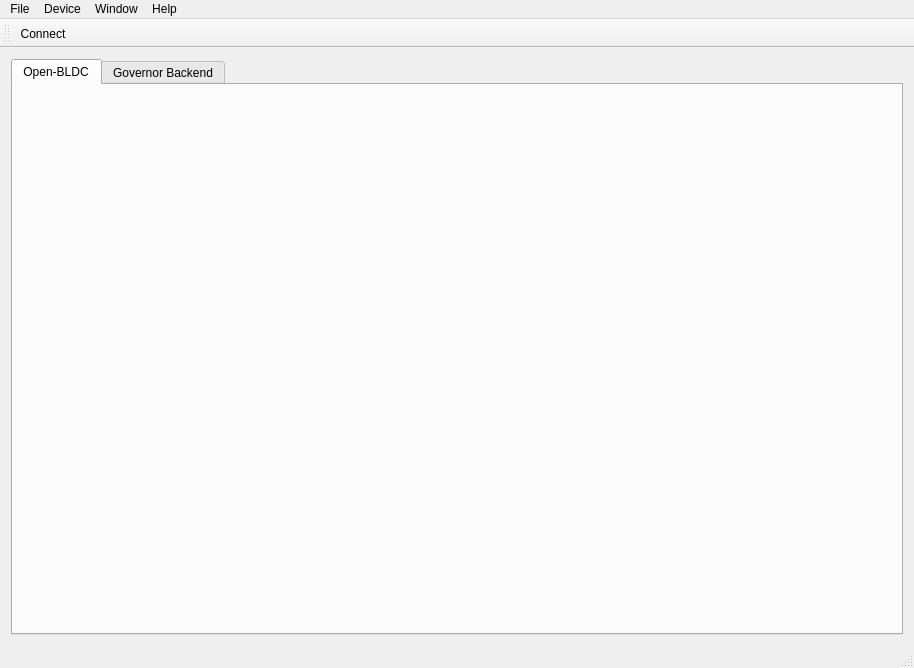
Qt form source/qgovernor/mainwindow.ui (esden/open-bldc) before a commit.
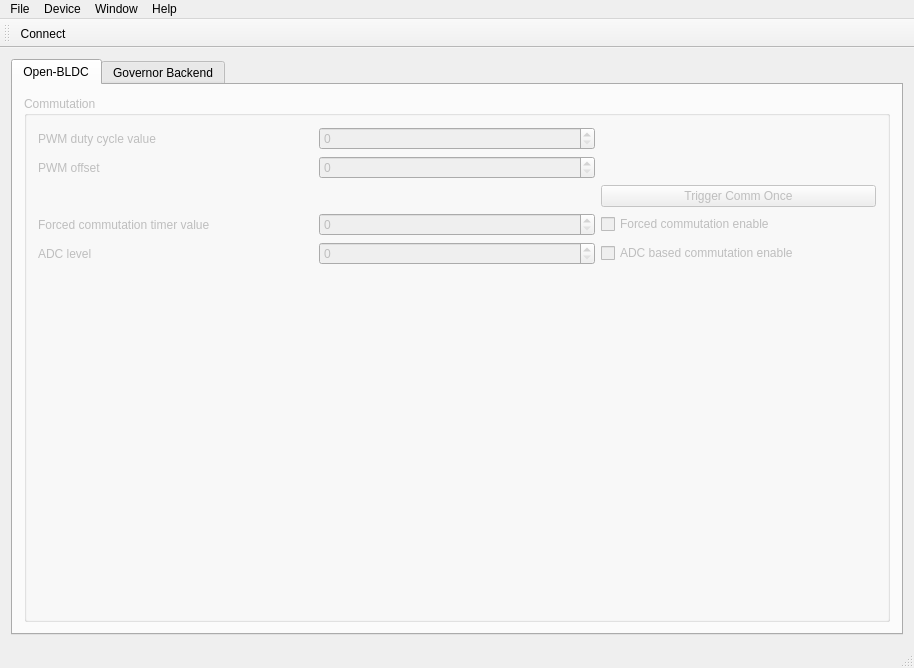
The same form after that commit. The open tabs and pages were chosen to show the change. Icons and pictures are not drawn.

Commit message:
Added Open-BLDC UI.
Added a UI for manipulating all values currently exported from the
open-bldc firmware.

Patch:
```diff
--- a/source/qgovernor/mainwindow.ui
+++ b/source/qgovernor/mainwindow.ui
@@ -31,6 +31,113 @@
        <attribute name="title">
         <string>Open-BLDC</string>
        </attribute>
+       <layout class="QHBoxLayout" name="horizontalLayout">
+        <item>
+         <widget class="QGroupBox" name="commGroupBox">
+          <property name="enabled">
+           <bool>false</bool>
+          </property>
+          <property name="title">
+           <string>Commutation</string>
+          </property>
+          <layout class="QGridLayout" name="gridLayout_3">
+           <item row="3" column="2">
+            <widget class="QPushButton" name="triggerCommPushButton">
+             <property name="toolTip">
+              <string>Trigger one commutation step</string>
+             </property>
+             <property name="text">
+              <string>Trigger Comm Once</string>
+             </property>
+            </widget>
+           </item>
+           <item row="4" column="0">
+            <widget class="QLabel" name="forcedCommTimValLabel">
+             <property name="text">
+              <string>Forced commutation timer value</string>
+             </property>
+            </widget>
+           </item>
+           <item row="4" column="2">
+            <widget class="QCheckBox" name="forcedCommCheckBox">
+             <property name="text">
+              <string>Forced commutation enable</string>
+             </property>
+            </widget>
+           </item>
+           <item row="5" column="2">
+            <widget class="QCheckBox" name="ADCCommCheckBox">
+             <property name="text">
+              <string>ADC based commutation enable</string>
+             </property>
+            </widget>
+           </item>
+           <item row="5" column="0">
+            <widget class="QLabel" name="ADCLevelLabel">
+             <property name="text">
+              <string>ADC level</string>
+             </property>
+            </widget>
+           </item>
+           <item row="1" column="0">
+            <widget class="QLabel" name="PWMDutyCycleLabel">
+             <property name="text">
+              <string>PWM duty cycle value</string>
+             </property>
+            </widget>
+           </item>
+           <item row="6" column="0">
+            <spacer name="verticalSpacer">
+             <property name="orientation">
+              <enum>Qt::Vertical</enum>
+             </property>
+             <property name="sizeHint" stdset="0">
+              <size>
+               <width>20</width>
+               <height>40</height>
+              </size>
+             </property>
+            </spacer>
+           </item>
+           <item row="2" column="0">
+            <widget class="QLabel" name="PWMOffsetLabel">
+             <property name="text">
+              <string>PWM offset</string>
+             </property>
+            </widget>
+           </item>
+           <item row="1" column="1">
+            <widget class="QSpinBox" name="PWMDutyCycleSpinBox">
+             <property name="maximum">
+              <number>65535</number>
+             </property>
+            </widget>
+           </item>
+           <item row="2" column="1">
+            <widget class="QSpinBox" name="PWMOffsetSpinBox">
+             <property name="maximum">
+              <number>65535</number>
+             </property>
+            </widget>
+           </item>
+           <item row="4" column="1">
+            <widget class="QSpinBox" name="forcedCommTimValSpinBox">
+             <property name="maximum">
+              <number>65535</number>
+             </property>
+            </widget>
+           </item>
+           <item row="5" column="1">
+            <widget class="QSpinBox" name="ADCLevelspinBox">
+             <property name="maximum">
+              <number>65535</number>
+             </property>
+            </widget>
+           </item>
+          </layout>
+         </widget>
+        </item>
+       </layout>
       </widget>
       <widget class="QWidget" name="GovernorBakendTab">
        <attribute name="title">
```
Left out of the diff: 10 changed lines with no effect on the pictures. The commit also changes 2 other files.
